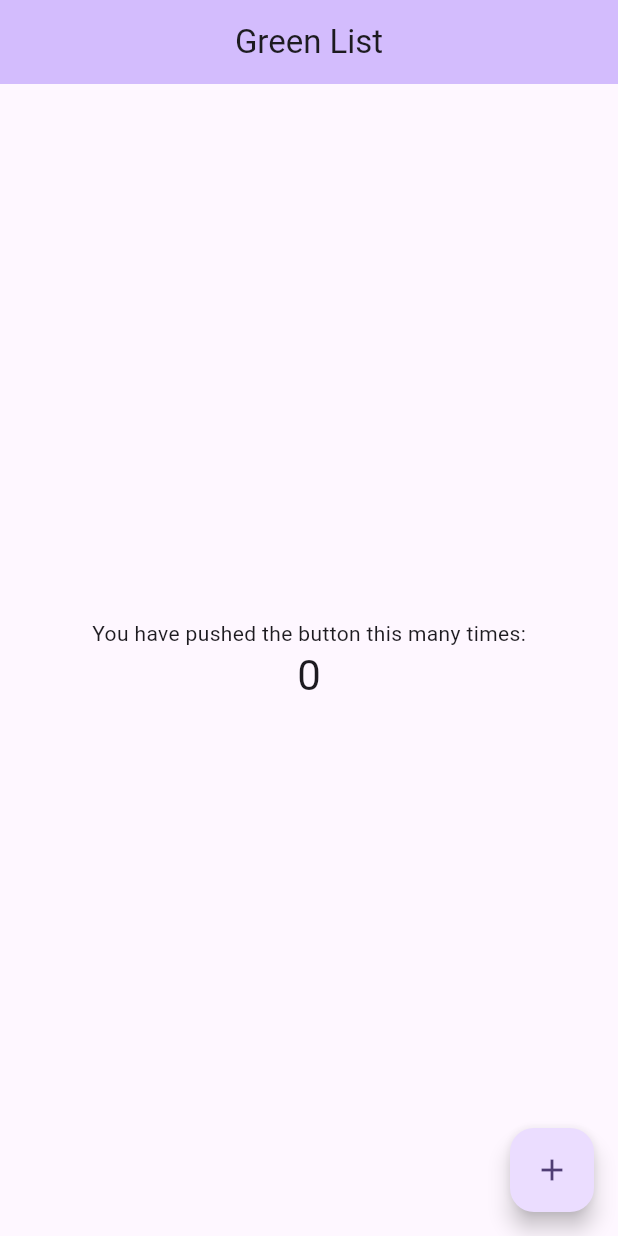
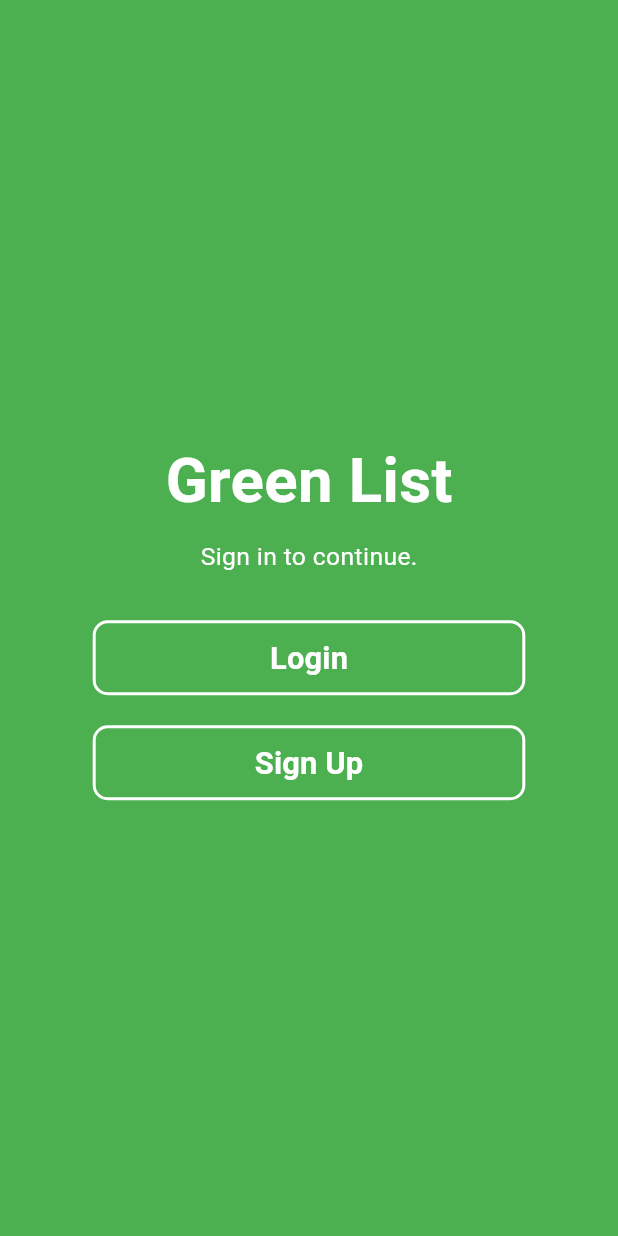
Before and after one commit to Green-List/grocery, a Flutter app: the screen it shows after launch, on a phone screen of 412 x 824 dp. Run offline on Flutter 3.47's test engine with Material 3 defaults, Android fonts, the light colour scheme and no system bars.

Commit message:
welcome screen creation by bruce

```diff
--- a/greenlist/lib/main.dart
+++ b/greenlist/lib/main.dart
@@ -1,126 +1,92 @@
 import 'package:flutter/material.dart';
 
 void main() {
-  runApp(const MyApp());
+  runApp(GreenListApp());
 }
 
-class MyApp extends StatelessWidget {
-  const MyApp({super.key});
+class GreenListApp extends StatelessWidget {
+  const GreenListApp({super.key});
 
-  // This widget is the root of your application.
   @override
   Widget build(BuildContext context) {
     return MaterialApp(
-      title: 'Green List',
-      theme: ThemeData(
-          // This is the theme of your application.
-          //
-          // TRY THIS: Try running your application with "flutter run". You'll see
-          // the application has a purple toolbar. Then, without quitting the app,
-          // try changing the seedColor in the colorScheme below to Colors.green
-          // and then invoke "hot reload" (save your changes or press the "hot
-          // reload" button in a Flutter-supported IDE, or press "r" if you used
-          // the command line to start the app).
-          //
-          // Notice that the counter didn't reset back to zero; the application
-          // state is not lost during the reload. To reset the state, use hot
-          // restart instead.
-          //
-          // This works for code too, not just values: Most code changes can be
-          // tested with just a hot reload.
-             colorScheme: ColorScheme.fromSeed(seedColor: Colors.deepPurple),
-        useMaterial3: true,
-
-          ),
-      home: const MyHomePage(title: 'Green List'),
+      debugShowCheckedModeBanner: false,
+      home: LoginScreen(),
     );
   }
 }
 
-class MyHomePage extends StatefulWidget {
-  const MyHomePage({super.key, required this.title});
-
-  // This widget is the home page of your application. It is stateful, meaning
-  // that it has a State object (defined below) that contains fields that affect
-  // how it looks.
-
-  // This class is the configuration for the state. It holds the values (in this
-  // case the title) provided by the parent (in this case the App widget) and
-  // used by the build method of the State. Fields in a Widget subclass are
-  // always marked "final".
-
-  final String title;
-
-  @override
-  State<MyHomePage> createState() => _MyHomePageState();
-}
-
-class _MyHomePageState extends State<MyHomePage> {
-  int _counter = 0;
-
-  void _incrementCounter() {
-    setState(() {
-      // This call to setState tells the Flutter framework that something has
-      // changed in this State, which causes it to rerun the build method below
-      // so that the display can reflect the updated values. If we changed
-      // _counter without calling setState(), then the build method would not be
-      // called again, and so nothing would appear to happen.
-      _counter++;
-    });
-  }
+class LoginScreen extends StatelessWidget {
+  const LoginScreen({super.key});
 
   @override
   Widget build(BuildContext context) {
-    // This method is rerun every time setState is called, for instance as done
-    // by the _incrementCounter method above.
-    //
-    // The Flutter framework has been optimized to make rerunning build methods
-    // fast, so that you can just rebuild anything that needs updating rather
-    // than having to individually change instances of widgets.
+    double screenWidth = MediaQuery.of(context).size.width;
+
     return Scaffold(
-      appBar: AppBar(
-        // TRY THIS: Try changing the color here to a specific color (to
-        // Colors.amber, perhaps?) and trigger a hot reload to see the AppBar
-        // change color while the other colors stay the same.
-        backgroundColor: Theme.of(context).colorScheme.inversePrimary,
-        // Here we take the value from the MyHomePage object that was created by
-        // the App.build method, and use it to set our appbar title.
-        title: Center(child: Text(widget.title)),
-      ),
+      backgroundColor: Colors.green[500], // Green background
       body: Center(
-        // Center is a layout widget. It takes a single child and positions it
-        // in the middle of the parent.
         child: Column(
-          // Column is also a layout widget. It takes a list of children and
-          // arranges them vertically. By default, it sizes itself to fit its
-          // children horizontally, and tries to be as tall as its parent.
-          //
-          // Column has various properties to control how it sizes itself and
-          // how it positions its children. Here we use mainAxisAlignment to
-          // center the children vertically; the main axis here is the vertical
-          // axis because Columns are vertical (the cross axis would be
-          // horizontal).
-          //
-          // TRY THIS: Invoke "debug painting" (choose the "Toggle Debug Paint"
-          // action in the IDE, or press "p" in the console), to see the
-          // wireframe for each widget.
           mainAxisAlignment: MainAxisAlignment.center,
-          children: <Widget>[
-            const Text(
-              'You have pushed the button this many times:',
+          children: [
+            Text(
+              "Green List",
+              style: TextStyle(
+                fontSize: screenWidth * 0.1, // Scalable font size
+                fontWeight: FontWeight.bold,
+                color: Colors.white,
+              ),
             ),
+            SizedBox(height: 10),
             Text(
-              '$_counter',
-              style: Theme.of(context).textTheme.headlineMedium,
+              "Sign in to continue.",
+              style: TextStyle(
+                fontSize: screenWidth * 0.04,
+                color: Colors.white,
+              ),
             ),
+            SizedBox(height: 30),
+            CustomButton(
+                text: "Login", onPressed: () => print("Login Pressed")),
+            SizedBox(height: 20),
+            CustomButton(
+                text: "Sign Up", onPressed: () => print("Sign Up Pressed")),
           ],
         ),
       ),
-      floatingActionButton: FloatingActionButton(
-        onPressed: _incrementCounter,
-        tooltip: 'Increment',
-        child: const Icon(Icons.add),
-      ), // This trailing comma makes auto-formatting nicer for build methods.
     );
   }
 }
+
+class CustomButton extends StatelessWidget {
+  final String text;
+  final VoidCallback onPressed;
+
+  const CustomButton({super.key, required this.text, required this.onPressed});
+
+  @override
+  Widget build(BuildContext context) {
+    double screenWidth = MediaQuery.of(context).size.width;
+
+    return SizedBox(
+      width: screenWidth * 0.7, // Responsive button width
+      height: 50,
+      child: OutlinedButton(
+        onPressed: onPressed,
+        style: OutlinedButton.styleFrom(
+          side: BorderSide(color: Colors.white, width: 2),
+          shape:
+              RoundedRectangleBorder(borderRadius: BorderRadius.circular(10)),
+        ),
+        child: Text(
+          text,
+          style: TextStyle(
+            fontSize: screenWidth * 0.05,
+            color: Colors.white,
+            fontWeight: FontWeight.bold,
+          ),
+        ),
+      ),
+    );
+  }
+}
```
Also changed, not shown: 1 other file.
